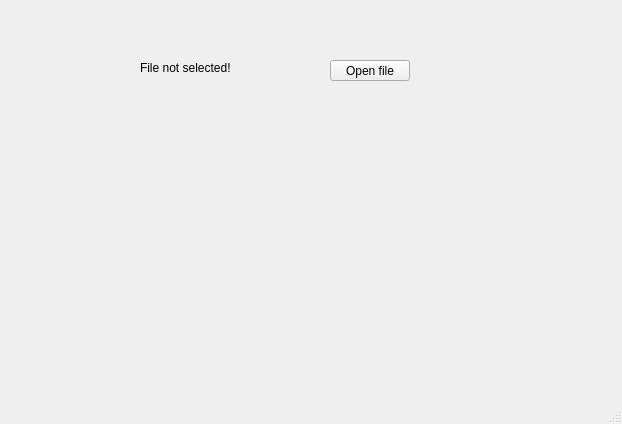
Old version of the form Image-Size-Reduction/mainwindow.ui in the repository my-memory-leaked/Image-Size-Reduction.
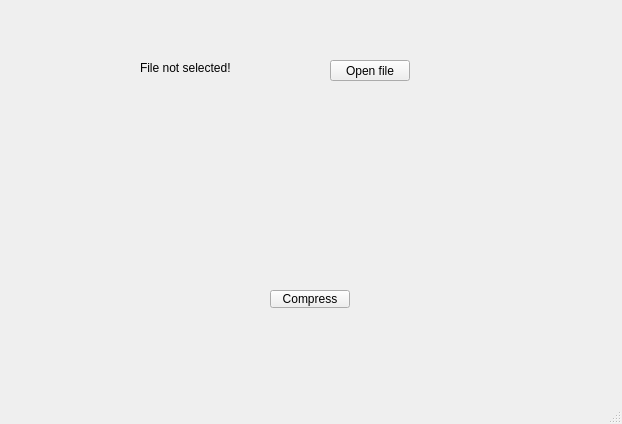
New version of the form.

Diff of the .ui file:
```diff
--- a/Image-Size-Reduction/mainwindow.ui
+++ b/Image-Size-Reduction/mainwindow.ui
@@ -53,6 +53,19 @@
      <string/>
     </property>
    </widget>
+   <widget class="QPushButton" name="compressPushButton">
+    <property name="geometry">
+     <rect>
+      <x>270</x>
+      <y>290</y>
+      <width>80</width>
+      <height>18</height>
+     </rect>
+    </property>
+    <property name="text">
+     <string>Compress</string>
+    </property>
+   </widget>
   </widget>
   <widget class="QMenuBar" name="menubar">
    <property name="geometry">
```
